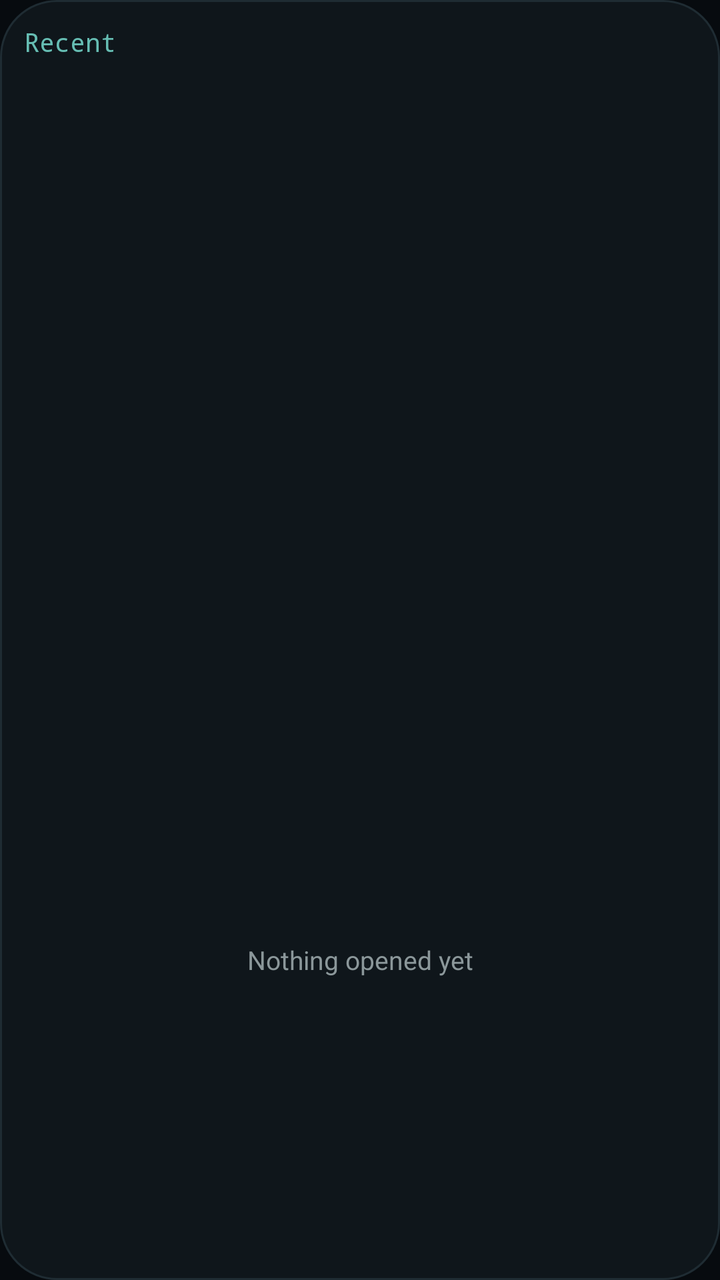
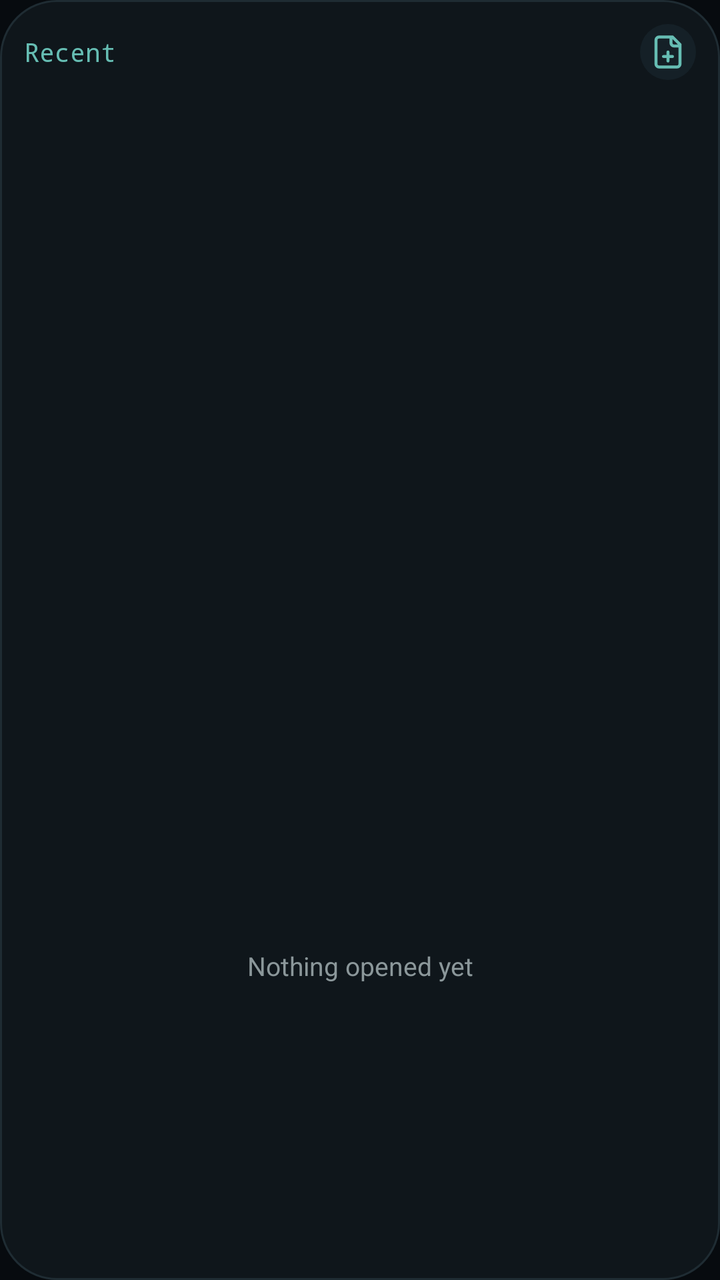

Two renders of the same Android screen: before a commit and after it. Below are the layout's source before the change and the commit's diff.
<!-- AndroidManifest.xml: application theme Theme.Mnemos -->
<!-- res/layout/widget_recent.xml -->
<?xml version="1.0" encoding="utf-8"?>
<LinearLayout xmlns:android="http://schemas.android.com/apk/res/android"
    android:id="@android:id/background"
    android:layout_width="match_parent"
    android:layout_height="match_parent"
    android:background="@drawable/widget_bg"
    android:orientation="vertical"
    android:padding="12dp">
    <TextView
        android:layout_width="wrap_content"
        android:layout_height="wrap_content"
        android:fontFamily="monospace"
        android:text="@string/widget_recent_header"
        android:textColor="@color/nss_ink"
        android:textSize="13sp" />
    <ListView
        android:id="@+id/recent_list"
        android:layout_width="match_parent"
        android:layout_height="0dp"
        android:layout_marginTop="6dp"
        android:layout_weight="1"
        android:divider="@null" />
    <TextView
        android:id="@+id/recent_empty"
        android:layout_width="match_parent"
        android:layout_height="0dp"
        android:layout_weight="1"
        android:gravity="center"
        android:text="@string/widget_no_recent"
        android:textColor="@color/nss_muted"
        android:textSize="13sp" />
</LinearLayout>
<!-- resources referenced by this layout -->
<resources>
  <color name="nss_ink">#66BDB3</color>
  <color name="nss_muted">#8B979A</color>
  <!-- drawable widget_bg (drawable) -->
  <?xml version="1.0" encoding="utf-8"?>
  <shape xmlns:android="http://schemas.android.com/apk/res/android" android:shape="rectangle">
      <solid android:color="@color/nss_surface" />
      <stroke android:width="1dp" android:color="#1F2C33" />
      <corners android:radius="@android:dimen/system_app_widget_background_radius" />
  </shape>
  <string name="widget_no_recent">Nothing opened yet</string>
  <string name="widget_recent_header" translatable="false">Recent</string>
  <style name="Theme.Mnemos" parent="android:Theme.Material.NoActionBar">
          <item name="android:windowBackground">@color/nss_bg</item>
          <item name="android:statusBarColor">@android:color/transparent</item>
          <item name="android:navigationBarColor">@android:color/transparent</item>
          <item name="android:windowSplashScreenBackground">@color/nss_bg</item>
          <item name="android:windowSplashScreenAnimatedIcon">@drawable/ic_splash</item>
      </style>
  <color name="nss_surface">#0F161B</color>
  <color name="nss_bg">#070B0F</color>
  <!-- drawable ic_splash (drawable) -->
  <?xml version="1.0" encoding="utf-8"?>
  <layer-list xmlns:android="http://schemas.android.com/apk/res/android">
      <item android:drawable="@color/launcher_teal" />
      <item android:drawable="@drawable/ic_launcher_fg_teal" />
  </layer-list>
  <color name="launcher_teal">#3A807A</color>
  <!-- drawable ic_launcher_fg_teal: vector/xml drawable (drawable, 3144 chars, omitted) -->
</resources>

<!-- the commit's change to res/layout/widget_recent.xml (unified diff, before → after) -->
@@ -6,20 +6,44 @@
     android:background="@drawable/widget_bg"
     android:orientation="vertical"
     android:padding="12dp">
-    <TextView
-        android:layout_width="wrap_content"
+    <LinearLayout
+        android:layout_width="match_parent"
         android:layout_height="wrap_content"
-        android:fontFamily="monospace"
-        android:text="@string/widget_recent_header"
-        android:textColor="@color/nss_ink"
-        android:textSize="13sp" />
+        android:gravity="center_vertical"
+        android:orientation="horizontal">
+        <TextView
+            android:layout_width="0dp"
+            android:layout_height="wrap_content"
+            android:layout_weight="1"
+            android:fontFamily="monospace"
+            android:text="@string/widget_recent_header"
+            android:textColor="@color/nss_ink"
+            android:textSize="13sp" />
+        <TextView
+            android:id="@+id/recent_count"
+            android:layout_width="wrap_content"
+            android:layout_height="wrap_content"
+            android:layout_marginEnd="8dp"
+            android:fontFamily="monospace"
+            android:textColor="@color/nss_muted"
+            android:textSize="11sp" />
+        <ImageView
+            android:id="@+id/recent_new"
+            android:layout_width="28dp"
+            android:layout_height="28dp"
+            android:background="@drawable/widget_button_bg"
+            android:contentDescription="@string/widget_act_new"
+            android:padding="5dp"
+            android:src="@drawable/ic_shortcut_new" />
+    </LinearLayout>
     <ListView
         android:id="@+id/recent_list"
         android:layout_width="match_parent"
         android:layout_height="0dp"
-        android:layout_marginTop="6dp"
+        android:layout_marginTop="8dp"
         android:layout_weight="1"
-        android:divider="@null" />
+        android:divider="@null"
+        android:scrollbars="none" />
     <TextView
         android:id="@+id/recent_empty"
         android:layout_width="match_parent"
<!-- resource entries referenced after the edit -->
@@ -2,6 +2,12 @@
 <resources>
   <color name="nss_ink">#66BDB3</color>
   <color name="nss_muted">#8B979A</color>
+  <!-- drawable ic_shortcut_new (drawable) -->
+  <?xml version="1.0" encoding="utf-8"?>
+  <vector xmlns:android="http://schemas.android.com/apk/res/android"
+      android:width="24dp" android:height="24dp" android:viewportWidth="24" android:viewportHeight="24" android:tint="#66BDB3">
+      <path android:strokeColor="#FFFFFF" android:strokeWidth="2" android:strokeLineCap="round" android:strokeLineJoin="round" android:pathData="M15,2H6a2,2 0,0 0,-2 2v16a2,2 0,0 0,2 2h12a2,2 0,0 0,2 -2V7Z M14,2v4a2,2 0,0 0,2 2h4 M12,12v6 M9,15h6" />
+  </vector>
   <!-- drawable widget_bg (drawable) -->
   <?xml version="1.0" encoding="utf-8"?>
   <shape xmlns:android="http://schemas.android.com/apk/res/android" android:shape="rectangle">
@@ -9,6 +15,13 @@
       <stroke android:width="1dp" android:color="#1F2C33" />
       <corners android:radius="@android:dimen/system_app_widget_background_radius" />
   </shape>
+  <!-- drawable widget_button_bg (drawable) -->
+  <?xml version="1.0" encoding="utf-8"?>
+  <shape xmlns:android="http://schemas.android.com/apk/res/android" android:shape="rectangle">
+      <solid android:color="@color/nss_surface2" />
+      <corners android:radius="16dp" />
+  </shape>
+  <string name="widget_act_new">New note</string>
   <string name="widget_no_recent">Nothing opened yet</string>
   <string name="widget_recent_header" translatable="false">Recent</string>
   <style name="Theme.Mnemos" parent="android:Theme.Material.NoActionBar">
@@ -19,14 +32,28 @@
           <item name="android:windowSplashScreenAnimatedIcon">@drawable/ic_splash</item>
       </style>
   <color name="nss_surface">#0F161B</color>
+  <color name="nss_surface2">#152027</color>
   <color name="nss_bg">#070B0F</color>
   <!-- drawable ic_splash (drawable) -->
   <?xml version="1.0" encoding="utf-8"?>
   <layer-list xmlns:android="http://schemas.android.com/apk/res/android">
-      <item android:drawable="@color/launcher_teal" />
-      <item android:drawable="@drawable/ic_launcher_fg_teal" />
+      <item android:drawable="@color/launcher_black" />
+      <item android:drawable="@drawable/ic_launcher_fg_black" />
   </layer-list>
-  <color name="launcher_teal">#3A807A</color>
-  <!-- drawable ic_launcher_fg_teal: vector/xml drawable (drawable, 3144 chars, omitted) -->
+  <color name="launcher_black">#070B0F</color>
+  <!-- drawable ic_launcher_fg_black (drawable) -->
+  <?xml version="1.0" encoding="utf-8"?>
+  <vector xmlns:android="http://schemas.android.com/apk/res/android"
+      android:width="108dp" android:height="108dp" android:viewportWidth="108" android:viewportHeight="108">
+      
+      <group android:scaleX="3" android:scaleY="3" android:translateX="16.9" android:translateY="18">
+          <path android:pathData="M7.31 4.31H13.88L17.44 7.88V19.13Q17.44 19.69 16.88 19.69H7.88Q7.31 19.69 7.31 19.13Z" android:strokeColor="#3A807A" android:strokeWidth="1.31" android:strokeLineJoin="round" />
+          <path android:pathData="M13.88 4.31L17.44 7.88H14.44Q13.88 7.88 13.88 7.31Z" android:fillColor="#A9B8FF" android:strokeColor="#A9B8FF" android:strokeWidth="0.56" android:strokeLineJoin="round" />
+          <path android:pathData="M9.38 11.63a0.84 0.84 0 1 0 1.68 0a0.84 0.84 0 1 0 -1.68 0Z" android:fillColor="#A9B8FF" />
+          <path android:pathData="M12.28 11.63H14.81" android:strokeColor="#66BDB3" android:strokeAlpha="1" android:strokeWidth="1.31" android:strokeLineCap="round" />
+          <path android:pathData="M10.22 14.34H14.81" android:strokeColor="#66BDB3" android:strokeAlpha="1" android:strokeWidth="1.31" android:strokeLineCap="round" />
+          <path android:pathData="M10.22 17.06H12.75" android:strokeColor="#66BDB3" android:strokeAlpha="1" android:strokeWidth="1.31" android:strokeLineCap="round" />
+      </group>
+  </vector>
 </resources>
 
